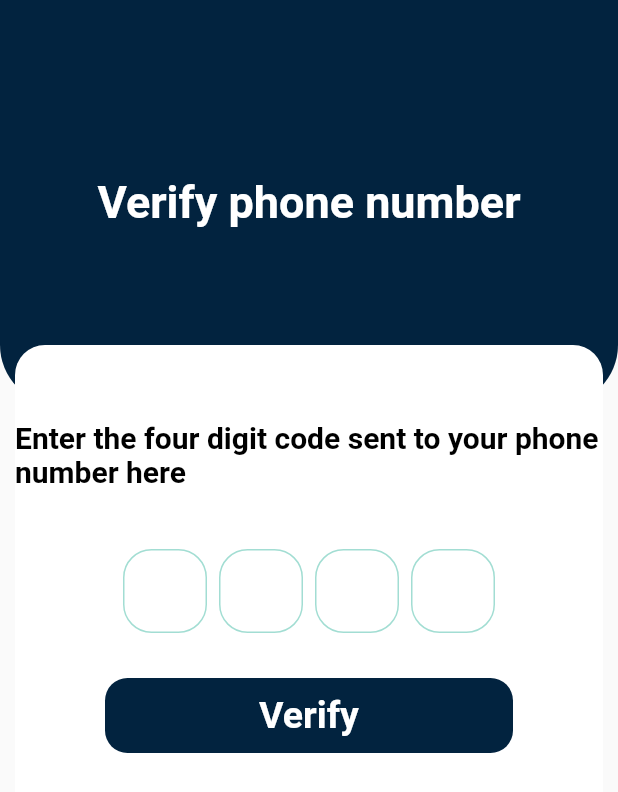
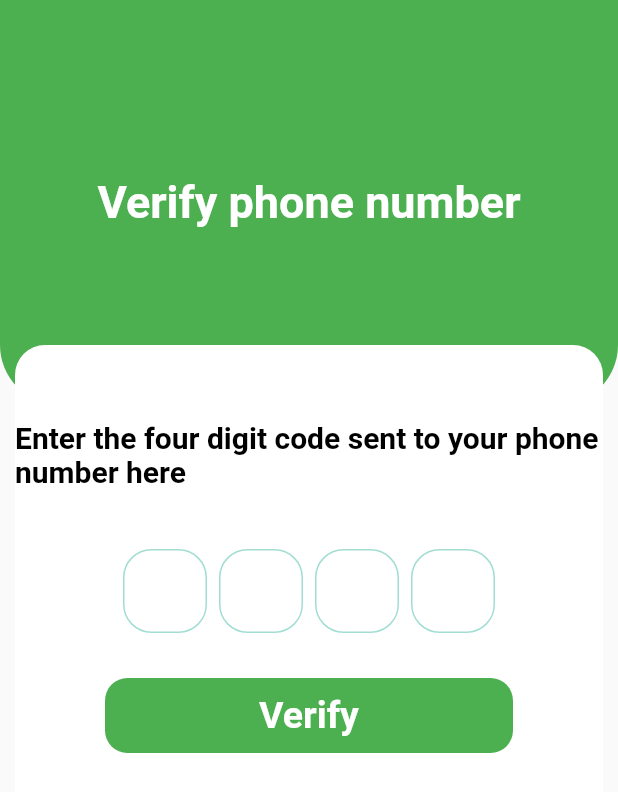
Before and after one commit to Paulmuia/FlutterRealEstate, a Flutter app: the VerificationScreen screen opened directly, on a phone screen of 412 x 824 dp. Shown: the top 792 px of the screen. Run offline on Flutter 3.47's test engine with Material 2 defaults, Android fonts, the phone set to English and light mode, and no system bars; drawn by our look-alikes of pinput; our stand-ins replace get; network calls fail.

Commit message:
edited verification screen

```diff
--- a/lib/auth/verificationscreen.dart
+++ b/lib/auth/verificationscreen.dart
@@ -43,7 +43,7 @@ class _VerificationScreenState extends State<VerificationScreen> {
                   borderRadius: BorderRadius.only(
                       bottomLeft: Radius.circular(40),
                       bottomRight: Radius.circular(40)),
-                  color: Color.fromARGB(255, 2, 35, 63),),
+                  color: Colors.green),
               child: Center(
                   child: Text(
                 'Verify phone number',
@@ -54,7 +54,7 @@ class _VerificationScreenState extends State<VerificationScreen> {
               )),
             ),
             Container(
-              height: 500,
+              height: 400,
               width: double.maxFinite,
               margin: EdgeInsets.only(top: 230, left: 10, right: 10),
               decoration: BoxDecoration(
@@ -143,7 +143,8 @@ class _VerificationScreenState extends State<VerificationScreen> {
                       width: double.maxFinite,
                       decoration: BoxDecoration(
                           borderRadius: BorderRadius.all(Radius.circular(15)),
-                          color: Color.fromARGB(255, 2, 35, 63),),
+                          color: Colors.green,
+                          ),
                       child: Center(
                         child: Text(
                           'Verify',
--- a/lib/pages/splash_screen.dart
+++ b/lib/pages/splash_screen.dart
@@ -4,6 +4,7 @@ import 'package:flutter/material.dart';
 import 'package:get/get.dart';
 import 'package:mm/auth/register.dart';
 import 'package:mm/pages/homebottom%20navigation%20bar.dart';
+import 'package:mm/pages/welcome_page.dart';
 
 class SplashScreen extends StatefulWidget {
   const SplashScreen({super.key});
@@ -24,7 +25,7 @@ class _SplashScreenState extends State<SplashScreen> with TickerProviderStateMix
 
   Timer(
     Duration(seconds: 5),
-    ()=>Get.off(RegisterPage())
+    ()=>Get.off(WelcomePage())
   );
  }
   @override
```
